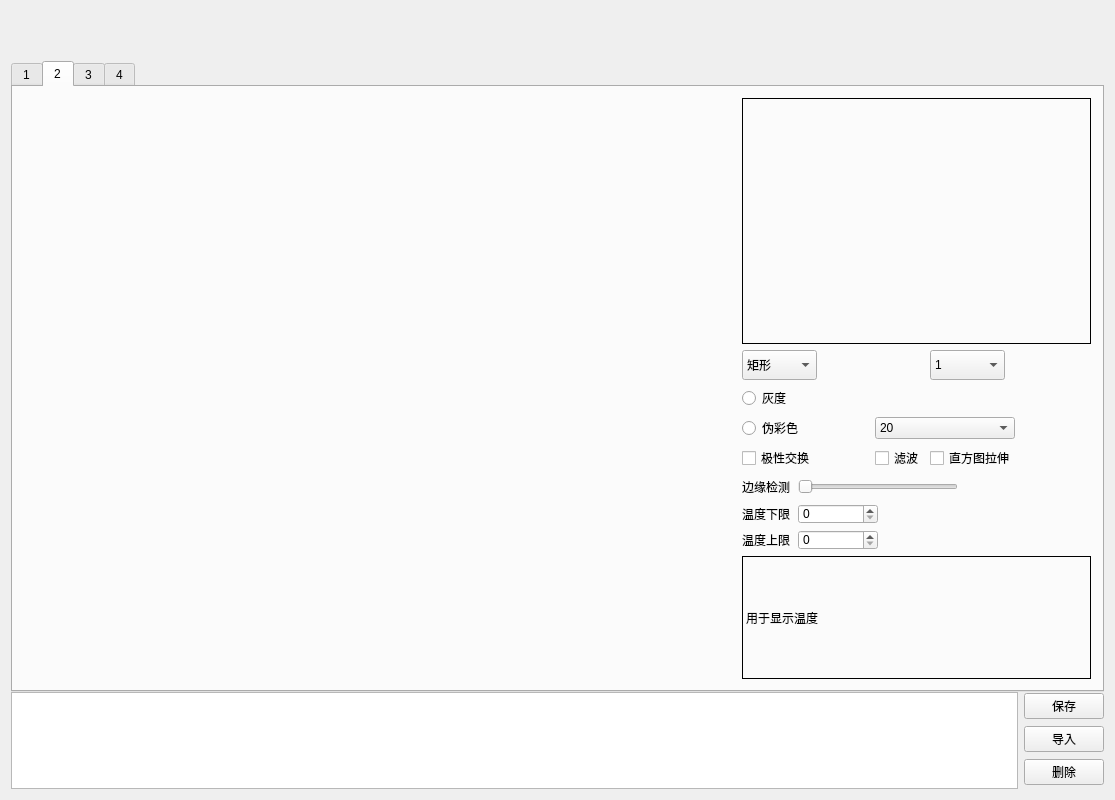
The window that MTD/widget.ui (wj199046/MTD-20170814) describes before a commit, drawn with Qt 5.
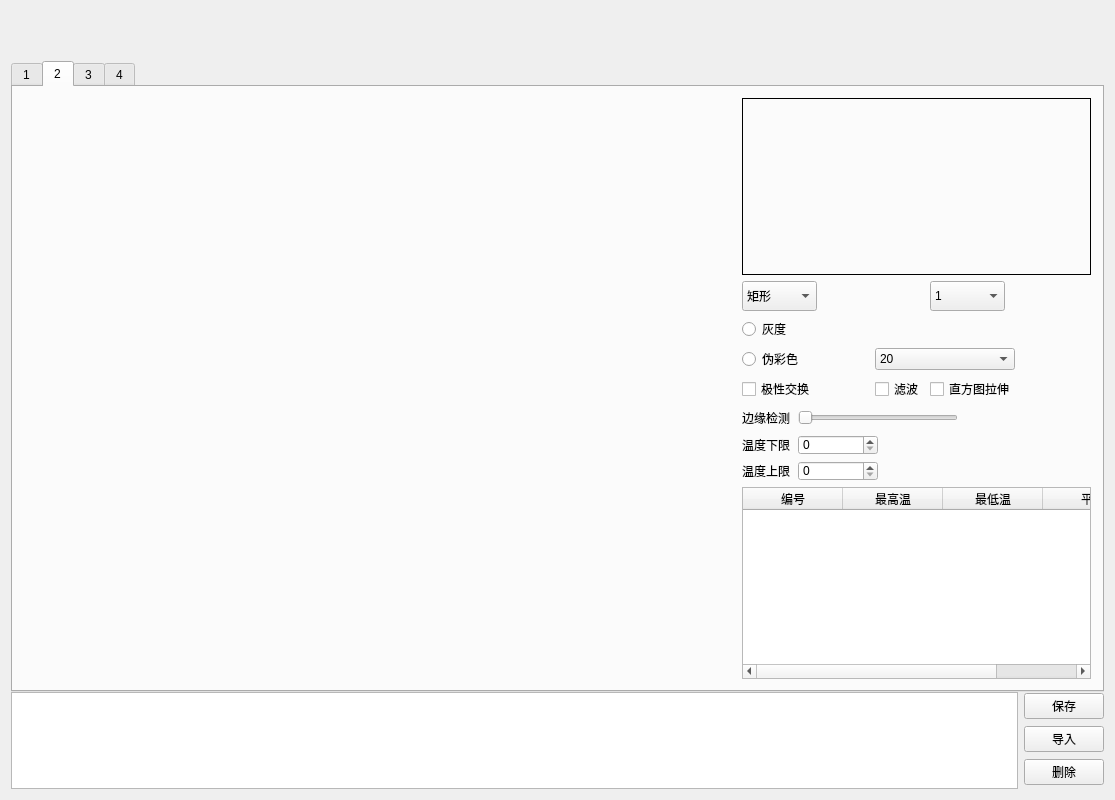
The same window after the commit. Icons and pictures are not drawn. Custom widgets are drawn as their Qt base class.

Commit message: 在图片分析界面添加温度显示

The edit to the form file:
```diff
--- a/MTD/widget.ui
+++ b/MTD/widget.ui
@@ -547,7 +547,7 @@
               <widget class="SplitScreenLabelWidget" name="label_analysisPicture" native="true"/>
              </item>
              <item>
-              <layout class="QVBoxLayout" name="verticalLayout_3" stretch="2,1,1">
+              <layout class="QVBoxLayout" name="verticalLayout_3" stretch="2,1,0">
                <item>
                 <widget class="QLabel" name="label_printScreen">
                  <property name="frameShape">
@@ -816,13 +816,27 @@
                 </layout>
                </item>
                <item>
-                <widget class="QLabel" name="label_6">
-                 <property name="frameShape">
-                  <enum>QFrame::Box</enum>
-                 </property>
-                 <property name="text">
-                  <string>用于显示温度</string>
-                 </property>
+                <widget class="QTableWidget" name="tableWidget_pictureTemperatureMessure">
+                 <column>
+                  <property name="text">
+                   <string>编号</string>
+                  </property>
+                 </column>
+                 <column>
+                  <property name="text">
+                   <string>最高温</string>
+                  </property>
+                 </column>
+                 <column>
+                  <property name="text">
+                   <string>最低温</string>
+                  </property>
+                 </column>
+                 <column>
+                  <property name="text">
+                   <string>平均</string>
+                  </property>
+                 </column>
                 </widget>
                </item>
               </layout>
```
The commit also changes 1 other file.
